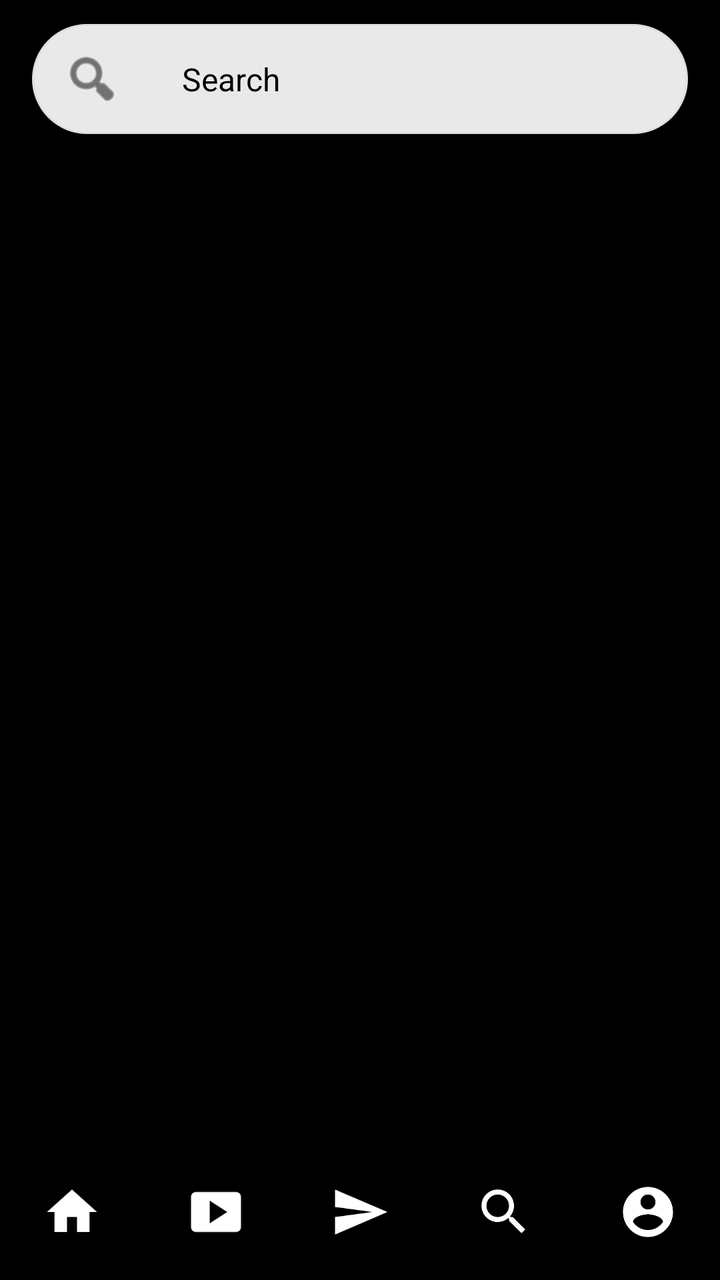
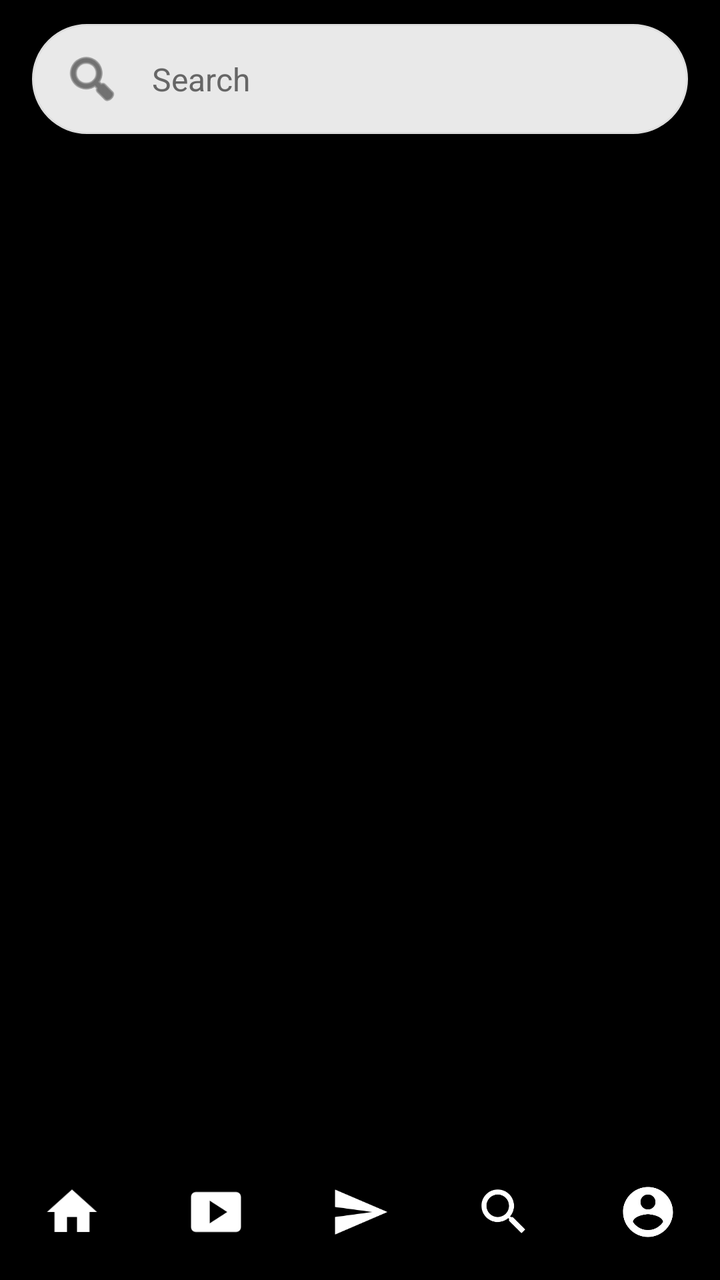

Screens rendered from an Android XML layout before and after an edit, with the pre-edit source and the edit as a unified diff.
<!-- AndroidManifest.xml: application theme Theme.Login -->
<!-- res/layout/activity_search.xml -->
<?xml version="1.0" encoding="utf-8"?>
<LinearLayout
    xmlns:android="http://schemas.android.com/apk/res/android"
    xmlns:app="http://schemas.android.com/apk/res-auto"

    android:id="@+id/searchRoot"

    android:layout_width="match_parent"
    android:layout_height="match_parent"

    android:orientation="vertical"
    android:background="@color/black"
    android:fitsSystemWindows="true">


    
    
    

    <LinearLayout
        android:id="@+id/searchBarContainer"

        android:layout_width="match_parent"
        android:layout_height="55dp"

        android:layout_marginStart="16dp"
        android:layout_marginEnd="16dp"
        android:layout_marginTop="12dp"
        android:layout_marginBottom="8dp"

        android:orientation="horizontal"
        android:gravity="center_vertical"

        android:background="@drawable/search_background"

        android:paddingStart="15dp"
        android:paddingEnd="15dp">


        <ImageView
            android:layout_width="30dp"
            android:layout_height="30dp"

            android:src="@android:drawable/ic_menu_search"
            android:contentDescription="Search"

            app:tint="#222222" />


        <EditText
            android:id="@+id/searchEditText"

            android:layout_width="0dp"
            android:layout_height="match_parent"

            android:layout_weight="1"
            android:layout_marginStart="30dp"

            android:hint="Search"

            android:textColor="@color/black"
            android:textColorHint="@color/black"

            android:textSize="16sp"

            android:background="@null"

            android:singleLine="true"
            android:inputType="text"

            android:padding="0dp" />

    </LinearLayout>


    
    
    

    <androidx.recyclerview.widget.RecyclerView
        android:id="@+id/searchRecyclerView"

        android:layout_width="match_parent"
        android:layout_height="wrap_content"

        android:visibility="gone"

        android:clipToPadding="false"

        android:paddingStart="16dp"
        android:paddingEnd="16dp"

        android:scrollbars="none" />


    
    
    

    <androidx.recyclerview.widget.RecyclerView
        android:id="@+id/postRecyclerView"

        android:layout_width="match_parent"
        android:layout_height="0dp"

        android:layout_weight="1"

        android:clipToPadding="false"

        android:padding="1dp"

        android:scrollbars="none" />


    
    
    

    <LinearLayout
        android:id="@+id/bottomNavigation"

        android:layout_width="match_parent"
        android:layout_height="68dp"

        android:background="#000000"

        android:elevation="10dp"

        android:gravity="center_vertical"

        android:orientation="horizontal">


        

        <ImageButton
            android:id="@+id/btnHome"

            android:layout_width="0dp"
            android:layout_height="match_parent"

            android:layout_weight="1"

            android:background="@android:color/transparent"

            android:contentDescription="Home"

            android:padding="0dp"

            android:scaleType="centerInside"

            android:scaleX="1.25"
            android:scaleY="1.25"

            android:src="@drawable/home"

            app:tint="#FFFFFF" />


        

        <ImageButton
            android:id="@+id/btnCreate"

            android:layout_width="0dp"
            android:layout_height="match_parent"

            android:layout_weight="1"

            android:background="@android:color/transparent"

            android:contentDescription="Reels"

            android:padding="0dp"

            android:scaleType="centerInside"

            android:scaleX="1.25"
            android:scaleY="1.25"

            android:src="@drawable/reel_white"

            app:tint="#FFFFFF" />


        

        <FrameLayout
            android:layout_width="0dp"
            android:layout_height="match_parent"
            android:layout_weight="1">

            <ImageButton
                android:id="@+id/btnMessage"
                android:layout_width="match_parent"
                android:layout_height="match_parent"
                android:background="@android:color/transparent"
                android:contentDescription="Messages"
                android:padding="0dp"
                android:scaleType="centerInside"
                android:scaleX="1.25"
                android:scaleY="1.25"
                android:src="@drawable/chat"
                app:tint="#FFFFFF" />

            <TextView
                android:id="@+id/btnMessageBadge"
                android:layout_width="18dp"
                android:layout_height="18dp"
                android:layout_gravity="top|center_horizontal"
                android:layout_marginStart="14dp"
                android:layout_marginTop="8dp"
                android:background="@drawable/notification_badge"
                android:gravity="center"
                android:maxLines="1"
                android:text="0"
                android:textColor="#FFFFFF"
                android:textSize="10sp"
                android:textStyle="bold"
                android:visibility="gone" />

        </FrameLayout>


        

        <ImageButton
            android:id="@+id/btnSearch"

            android:layout_width="0dp"
            android:layout_height="match_parent"

            android:layout_weight="1"

            android:background="@android:color/transparent"

            android:contentDescription="Search"

            android:padding="0dp"

            android:scaleType="centerInside"

            android:scaleX="1.25"
            android:scaleY="1.25"

            android:src="@drawable/search"

            app:tint="#FFFFFF" />


        

        <ImageButton
            android:id="@+id/btnProfile"

            android:layout_width="0dp"
            android:layout_height="match_parent"

            android:layout_weight="1"

            android:background="@android:color/transparent"

            android:contentDescription="Profile"

            android:padding="0dp"

            android:scaleType="centerInside"

            android:scaleX="1.25"
            android:scaleY="1.25"

            android:src="@drawable/account"

            app:tint="#FFFFFF" />

    </LinearLayout>

</LinearLayout>
<!-- resources referenced by this layout -->
<resources>
  <color name="black">#FF000000</color>
  <!-- drawable account (drawable) -->
  <vector xmlns:android="http://schemas.android.com/apk/res/android" android:height="24dp" android:tint="#000000" android:viewportHeight="24" android:viewportWidth="24" android:width="24dp">
        
      <path android:fillColor="@android:color/white" android:pathData="M12,2C6.48,2 2,6.48 2,12s4.48,10 10,10 10,-4.48 10,-10S17.52,2 12,2zM12,5c1.66,0 3,1.34 3,3s-1.34,3 -3,3 -3,-1.34 -3,-3 1.34,-3 3,-3zM12,19.2c-2.5,0 -4.71,-1.28 -6,-3.22 0.03,-1.99 4,-3.08 6,-3.08 1.99,0 5.97,1.09 6,3.08 -1.29,1.94 -3.5,3.22 -6,3.22z"/>
      
  </vector>
  <!-- drawable chat (drawable) -->
  <vector xmlns:android="http://schemas.android.com/apk/res/android" android:autoMirrored="true" android:height="24dp" android:tint="#000000" android:viewportHeight="24" android:viewportWidth="24" android:width="24dp">
        
      <path android:fillColor="@android:color/white" android:pathData="M2.01,21L23,12 2.01,3 2,10l15,2 -15,2z"/>
      
  </vector>
  <!-- drawable home (drawable) -->
  <vector xmlns:android="http://schemas.android.com/apk/res/android" android:height="24dp" android:tint="#000000" android:viewportHeight="24" android:viewportWidth="24" android:width="24dp">
        
      <path android:fillColor="@android:color/white" android:pathData="M10,20v-6h4v6h5v-8h3L12,3 2,12h3v8z"/>
      
  </vector>
  <!-- drawable notification_badge (drawable) -->
  <?xml version="1.0" encoding="utf-8"?>
  <shape xmlns:android="http://schemas.android.com/apk/res/android"
      android:shape="oval">
  
      <solid android:color="#FF1744" />
  
  </shape>
  <!-- drawable reel_white (drawable) -->
  <vector xmlns:android="http://schemas.android.com/apk/res/android" android:height="24dp" android:tint="#F5EFEF" android:viewportHeight="24" android:viewportWidth="24" android:width="24dp">
        
      <path android:fillColor="@android:color/white" android:pathData="M20,4H4C2.9,4 2,4.9 2,6v12c0,1.1 0.9,2 2,2h16c1.1,0 2,-0.9 2,-2V6C22,4.9 21.1,4 20,4zM9.5,16.5v-9l7,4.5L9.5,16.5z"/>
      
  </vector>
  <!-- drawable search (drawable) -->
  <vector xmlns:android="http://schemas.android.com/apk/res/android" android:height="24dp" android:tint="#000000" android:viewportHeight="24" android:viewportWidth="24" android:width="24dp">
        
      <path android:fillColor="@android:color/white" android:pathData="M15.5,14h-0.79l-0.28,-0.27C15.41,12.59 16,11.11 16,9.5 16,5.91 13.09,3 9.5,3S3,5.91 3,9.5 5.91,16 9.5,16c1.61,0 3.09,-0.59 4.23,-1.57l0.27,0.28v0.79l5,4.99L20.49,19l-4.99,-5zM9.5,14C7.01,14 5,11.99 5,9.5S7.01,5 9.5,5 14,7.01 14,9.5 11.99,14 9.5,14z"/>
      
  </vector>
  <!-- drawable search_background (drawable) -->
  <?xml version="1.0" encoding="utf-8"?>
  <shape xmlns:android="http://schemas.android.com/apk/res/android">
  
      
      <solid android:color="#E9E9E9" />
  
      
      <stroke
          android:width="1dp"
          android:color="#DEDEDE" />
  
      
      <corners android:radius="30dp" />
  
  </shape>
  <style name="Theme.Login" parent="Base.Theme.Login" />
  <style name="Base.Theme.Login" parent="Theme.Material3.DayNight.NoActionBar">
          
          
      </style>
</resources>

<!-- the commit's change to res/layout/activity_search.xml (unified diff, before → after) -->
@@ -1,5 +1,5 @@
 <?xml version="1.0" encoding="utf-8"?>
-<LinearLayout
+<androidx.constraintlayout.widget.ConstraintLayout
     xmlns:android="http://schemas.android.com/apk/res/android"
     xmlns:app="http://schemas.android.com/apk/res-auto"
 
@@ -8,9 +8,7 @@
     android:layout_width="match_parent"
     android:layout_height="match_parent"
 
-    android:orientation="vertical"
-    android:background="@color/black"
-    android:fitsSystemWindows="true">
+    android:background="@color/black">
 
 
     
@@ -20,7 +18,7 @@
     <LinearLayout
         android:id="@+id/searchBarContainer"
 
-        android:layout_width="match_parent"
+        android:layout_width="0dp"
         android:layout_height="55dp"
 
         android:layout_marginStart="16dp"
@@ -34,7 +32,11 @@
         android:background="@drawable/search_background"
 
         android:paddingStart="15dp"
-        android:paddingEnd="15dp">
+        android:paddingEnd="15dp"
+
+        app:layout_constraintTop_toTopOf="parent"
+        app:layout_constraintStart_toStartOf="parent"
+        app:layout_constraintEnd_toEndOf="parent">
 
 
         <ImageView
@@ -54,12 +56,12 @@
             android:layout_height="match_parent"
 
             android:layout_weight="1"
-            android:layout_marginStart="30dp"
+            android:layout_marginStart="15dp"
 
             android:hint="Search"
 
             android:textColor="@color/black"
-            android:textColorHint="@color/black"
+            android:textColorHint="#666666"
 
             android:textSize="16sp"
 
@@ -80,8 +82,8 @@
     <androidx.recyclerview.widget.RecyclerView
         android:id="@+id/searchRecyclerView"
 
-        android:layout_width="match_parent"
-        android:layout_height="wrap_content"
+        android:layout_width="0dp"
+        android:layout_height="0dp"
 
         android:visibility="gone"
 
@@ -90,7 +92,12 @@
         android:paddingStart="16dp"
         android:paddingEnd="16dp"
 
-        android:scrollbars="none" />
+        android:scrollbars="none"
+
+        app:layout_constraintTop_toBottomOf="@id/searchBarContainer"
+        app:layout_constraintBottom_toTopOf="@id/bottomNavigation"
+        app:layout_constraintStart_toStartOf="parent"
+        app:layout_constraintEnd_toEndOf="parent" />
 
 
     
@@ -100,16 +107,19 @@
     <androidx.recyclerview.widget.RecyclerView
         android:id="@+id/postRecyclerView"
 
-        android:layout_width="match_parent"
+        android:layout_width="0dp"
         android:layout_height="0dp"
 
-        android:layout_weight="1"
-
         android:clipToPadding="false"
 
         android:padding="1dp"
 
-        android:scrollbars="none" />
+        android:scrollbars="none"
+
+        app:layout_constraintTop_toBottomOf="@id/searchBarContainer"
+        app:layout_constraintBottom_toTopOf="@id/bottomNavigation"
+        app:layout_constraintStart_toStartOf="parent"
+        app:layout_constraintEnd_toEndOf="parent" />
 
 
     
@@ -119,7 +129,7 @@
     <LinearLayout
         android:id="@+id/bottomNavigation"
 
-        android:layout_width="match_parent"
+        android:layout_width="0dp"
         android:layout_height="68dp"
 
         android:background="#000000"
@@ -128,7 +138,11 @@
 
         android:gravity="center_vertical"
 
-        android:orientation="horizontal">
+        android:orientation="horizontal"
+
+        app:layout_constraintBottom_toBottomOf="parent"
+        app:layout_constraintStart_toStartOf="parent"
+        app:layout_constraintEnd_toEndOf="parent">
 
 
         
@@ -275,4 +289,4 @@
 
     </LinearLayout>
 
-</LinearLayout>
+</androidx.constraintlayout.widget.ConstraintLayout>
